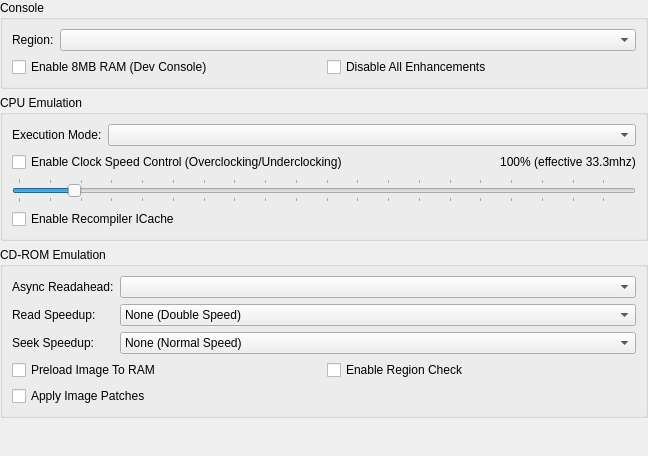
This is src/duckstation-qt/consolesettingswidget.ui in kofxi3584karlayang/duckstation as Qt 5 draws it before an edit. The edited form follows.
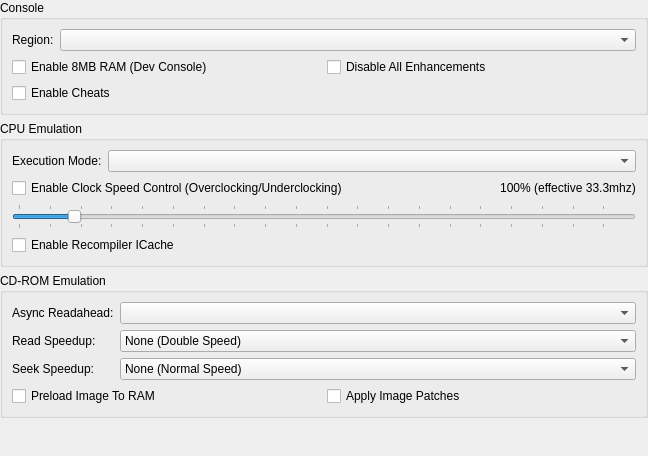
This is the edited form.

Commit message: System: Change "Auto Load Cheats" to "Enable Cheats"

```diff
--- a/src/duckstation-qt/consolesettingswidget.ui
+++ b/src/duckstation-qt/consolesettingswidget.ui
@@ -41,13 +41,6 @@
       </item>
       <item row="1" column="0" colspan="2">
        <layout class="QGridLayout" name="gridLayout_2">
-        <item row="0" column="0">
-         <widget class="QCheckBox" name="enable8MBRAM">
-          <property name="text">
-           <string>Enable 8MB RAM (Dev Console)</string>
-          </property>
-         </widget>
-        </item>
         <item row="0" column="1">
          <widget class="QCheckBox" name="disableAllEnhancements">
           <property name="text">
@@ -55,6 +48,20 @@
           </property>
          </widget>
         </item>
+        <item row="0" column="0">
+         <widget class="QCheckBox" name="enable8MBRAM">
+          <property name="text">
+           <string>Enable 8MB RAM (Dev Console)</string>
+          </property>
+         </widget>
+        </item>
+        <item row="1" column="0">
+         <widget class="QCheckBox" name="enableCheats">
+          <property name="text">
+           <string>Enable Cheats</string>
+          </property>
+         </widget>
+        </item>
        </layout>
       </item>
      </layout>
@@ -287,13 +294,6 @@
       </item>
       <item row="3" column="0" colspan="2">
        <layout class="QGridLayout" name="gridLayout">
-        <item row="0" column="1">
-         <widget class="QCheckBox" name="cdromRegionCheck">
-          <property name="text">
-           <string>Enable Region Check</string>
-          </property>
-         </widget>
-        </item>
         <item row="0" column="0">
          <widget class="QCheckBox" name="cdromLoadImageToRAM">
           <property name="text">
@@ -301,7 +301,7 @@
           </property>
          </widget>
         </item>
-        <item row="1" column="0">
+        <item row="0" column="1">
          <widget class="QCheckBox" name="cdromLoadImagePatches">
           <property name="text">
            <string>Apply Image Patches</string>
```
The commit also changes 19 other files.
